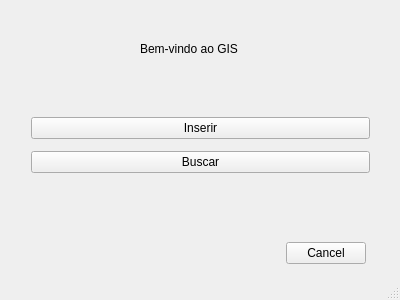
Qt form mainwindow.ui (josecleiton/GIS-RTree) before a commit.
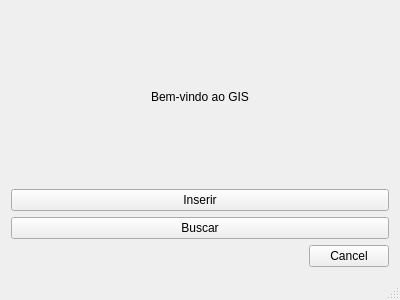
The same form after that commit.

Commit message: Layouts das janelas melhorado.

What changed in the file:
```diff
--- a/mainwindow.ui
+++ b/mainwindow.ui
@@ -14,28 +14,15 @@
    <string>MainWindow</string>
   </property>
   <widget class="QWidget" name="centralWidget">
+   <layout class="QVBoxLayout" name="verticalLayout_2">
+    <item alignment="Qt::AlignHCenter">
    <widget class="QLabel" name="label">
-    <property name="geometry">
-     <rect>
-      <x>140</x>
-      <y>40</y>
-      <width>151</width>
-      <height>18</height>
-     </rect>
-    </property>
     <property name="text">
      <string>Bem-vindo ao GIS</string>
     </property>
    </widget>
-   <widget class="QWidget" name="layoutWidget">
-    <property name="geometry">
-     <rect>
-      <x>20</x>
-      <y>100</y>
-      <width>361</width>
-      <height>91</height>
-     </rect>
-    </property>
+    </item>
+    <item>
     <layout class="QVBoxLayout" name="verticalLayout">
      <item>
       <widget class="QPushButton" name="inserir">
@@ -52,20 +39,15 @@
       </widget>
      </item>
     </layout>
-   </widget>
+    </item>
+    <item>
    <widget class="QDialogButtonBox" name="cancel">
-    <property name="geometry">
-     <rect>
-      <x>200</x>
-      <y>240</y>
-      <width>166</width>
-      <height>26</height>
-     </rect>
-    </property>
     <property name="standardButtons">
      <set>QDialogButtonBox::Cancel</set>
     </property>
    </widget>
+    </item>
+   </layout>
   </widget>
   <widget class="QStatusBar" name="statusBar"/>
  </widget>
```
Lines whose indentation alone changed are shown as unchanged. The commit also changes 4 other files.
